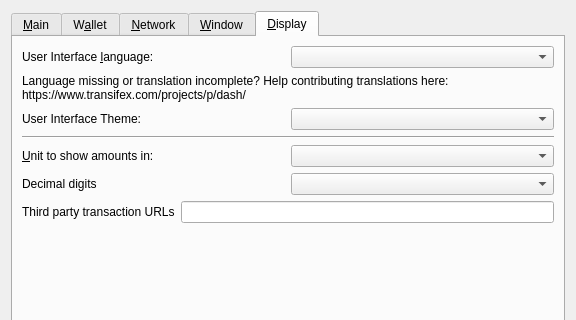
First picture: the form in src/qt/forms/optionsdialog.ui, repository duality-solutions/Dynamic, before the edit; both pictures show x 0 to 576 and y 0 to 320 of the 576 by 494 pixel window.
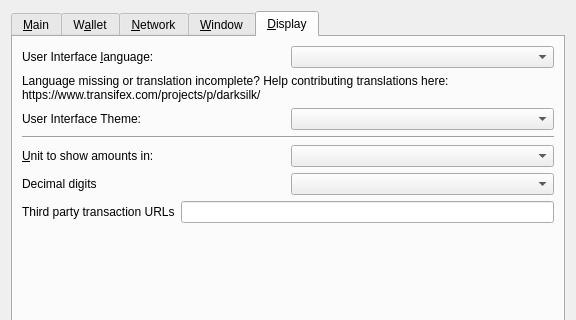
Second picture: the form after the edit. The open tabs and pages were chosen to show the change. Custom widgets are drawn as their Qt base class.

What changed in the file:
```diff
--- a/src/qt/forms/optionsdialog.ui
+++ b/src/qt/forms/optionsdialog.ui
@@ -697,7 +697,7 @@
          </property>
          <property name="text">
           <string>Language missing or translation incomplete? Help contributing translations here:
-https://www.transifex.com/projects/p/dash/</string>
+https://www.transifex.com/projects/p/darksilk/</string>
          </property>
          <property name="wordWrap">
           <bool>true</bool>
```
